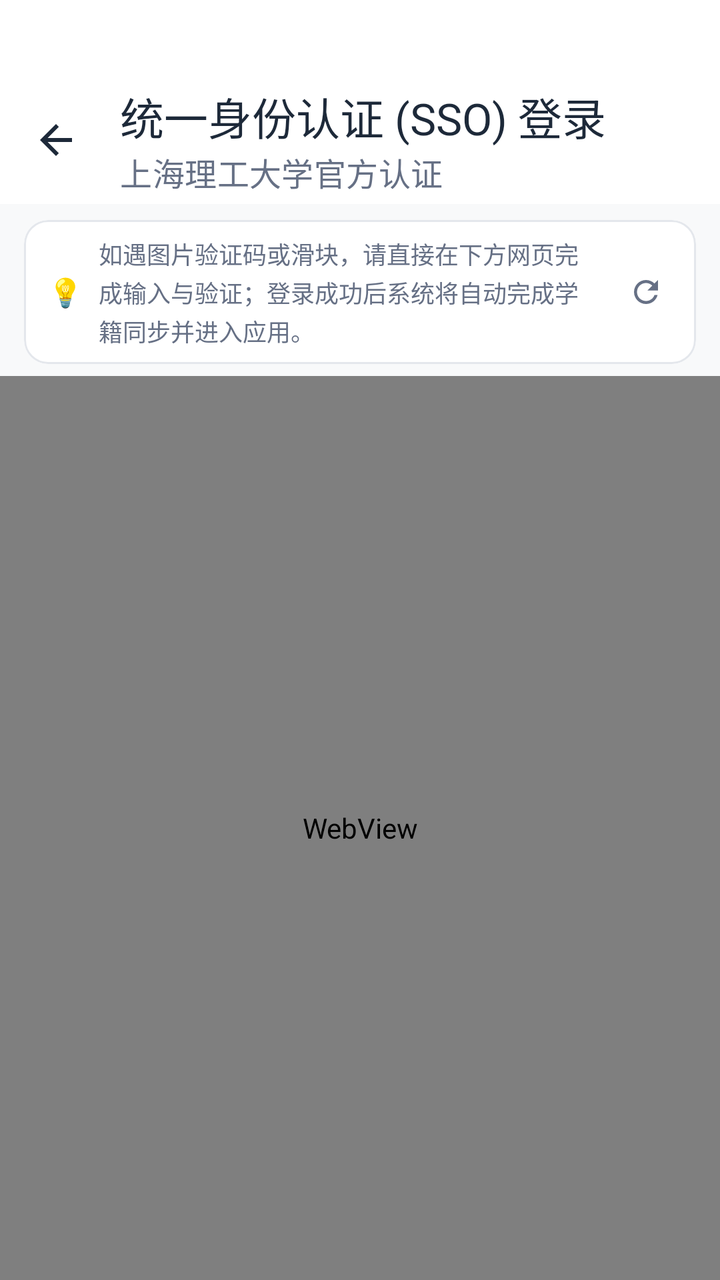
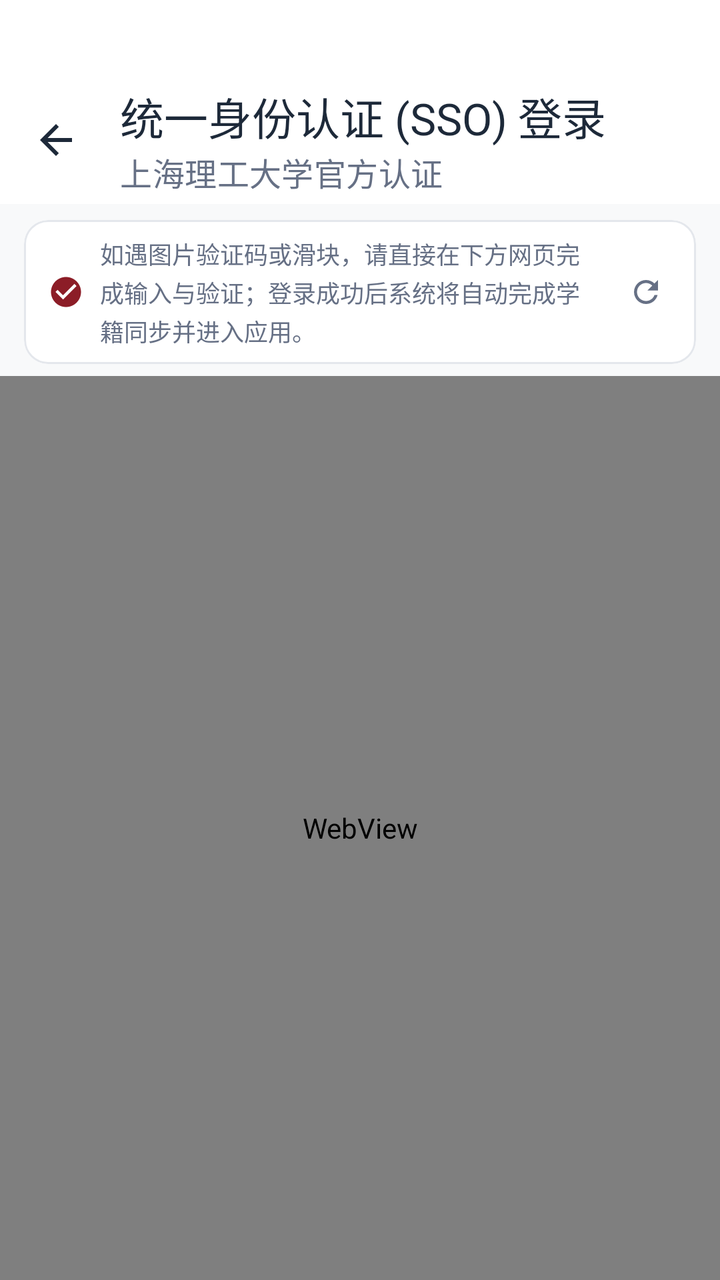

Screens rendered from an Android XML layout before and after an edit, with the pre-edit source and the edit as a unified diff.
<!-- AndroidManifest.xml: application theme Theme.UsstJwgl -->
<!-- res/layout/activity_sso_login.xml -->
<?xml version="1.0" encoding="utf-8"?>
<LinearLayout xmlns:android="http://schemas.android.com/apk/res/android"
    xmlns:app="http://schemas.android.com/apk/res-auto"
    android:layout_width="match_parent"
    android:layout_height="match_parent"
    android:background="@color/background"
    android:orientation="vertical">

    <View
        android:id="@+id/viewStatusBarSpacer"
        android:layout_width="match_parent"
        android:layout_height="38dp"
        android:background="@color/surface" />

    <com.google.android.material.appbar.MaterialToolbar
        android:id="@+id/toolbar"
        android:layout_width="match_parent"
        android:layout_height="?attr/actionBarSize"
        android:background="@color/surface"
        app:navigationIcon="@drawable/ic_arrow_back"
        app:navigationIconTint="@color/text_primary"
        app:title="统一身份认证 (SSO) 登录"
        app:titleTextColor="@color/text_primary"
        app:subtitle="上海理工大学官方认证"
        app:subtitleTextColor="@color/text_secondary" />

    <ProgressBar
        android:id="@+id/progressBar"
        style="?android:attr/progressBarStyleHorizontal"
        android:layout_width="match_parent"
        android:layout_height="3dp"
        android:indeterminate="false"
        android:max="100"
        android:progressTint="@color/primary"
        android:visibility="gone" />

    
    <com.google.android.material.card.MaterialCardView
        android:id="@+id/bannerTip"
        android:layout_width="match_parent"
        android:layout_height="wrap_content"
        android:layout_marginHorizontal="12dp"
        android:layout_marginTop="8dp"
        android:layout_marginBottom="6dp"
        app:cardBackgroundColor="@color/surface"
        app:cardCornerRadius="12dp"
        app:cardElevation="0dp"
        app:strokeColor="@color/border"
        app:strokeWidth="1dp">

        <LinearLayout
            android:layout_width="match_parent"
            android:layout_height="wrap_content"
            android:gravity="center_vertical"
            android:orientation="horizontal"
            android:paddingHorizontal="12dp"
            android:paddingVertical="8dp">

            <TextView
                android:layout_width="wrap_content"
                android:layout_height="wrap_content"
                android:text="💡"
                android:textSize="14sp" />

            <TextView
                android:layout_width="0dp"
                android:layout_height="wrap_content"
                android:layout_marginStart="8dp"
                android:layout_weight="1"
                android:text="如遇图片验证码或滑块，请直接在下方网页完成输入与验证；登录成功后系统将自动完成学籍同步并进入应用。"
                android:textColor="@color/text_secondary"
                android:textSize="12sp"
                android:lineSpacingExtra="2dp" />

            <com.google.android.material.button.MaterialButton
                android:id="@+id/btnRefresh"
                style="@style/Widget.Material3.Button.IconButton"
                android:layout_width="36dp"
                android:layout_height="36dp"
                android:layout_marginStart="4dp"
                android:contentDescription="刷新网页"
                app:icon="@drawable/ic_refresh"
                app:iconSize="18dp"
                app:iconTint="@color/text_secondary" />

        </LinearLayout>
    </com.google.android.material.card.MaterialCardView>

    <FrameLayout
        android:layout_width="match_parent"
        android:layout_height="match_parent">

        <WebView
            android:id="@+id/webView"
            android:layout_width="match_parent"
            android:layout_height="match_parent" />

        <LinearLayout
            android:id="@+id/layoutLoading"
            android:layout_width="wrap_content"
            android:layout_height="wrap_content"
            android:layout_gravity="center"
            android:gravity="center"
            android:orientation="vertical"
            android:padding="24dp"
            android:visibility="gone">

            <ProgressBar
                android:layout_width="44dp"
                android:layout_height="44dp"
                android:indeterminateTint="@color/primary" />

            <TextView
                android:id="@+id/tvLoadingMsg"
                android:layout_width="wrap_content"
                android:layout_height="wrap_content"
                android:layout_marginTop="16dp"
                android:text="统一认证成功，正在同步学籍信息..."
                android:textColor="@color/text_primary"
                android:textSize="15sp"
                android:textStyle="bold" />

            <TextView
                android:id="@+id/tvLoadingSub"
                android:layout_width="wrap_content"
                android:layout_height="wrap_content"
                android:layout_marginTop="6dp"
                android:text="请稍候，正在获取最新学期与课表配置"
                android:textColor="@color/text_secondary"
                android:textSize="12.5sp" />

        </LinearLayout>

    </FrameLayout>

</LinearLayout>
<!-- resources referenced by this layout -->
<resources>
  <color name="background">#F8F9FA</color>
  <color name="border">#E4E7EC</color>
  <color name="primary">#8C1D27</color>
  <color name="surface">#FFFFFF</color>
  <color name="text_primary">#1D2939</color>
  <color name="text_secondary">#667085</color>
  <!-- drawable ic_arrow_back (drawable) -->
  <vector xmlns:android="http://schemas.android.com/apk/res/android"
      android:width="24dp"
      android:height="24dp"
      android:viewportWidth="24"
      android:viewportHeight="24">
    <path
        android:fillColor="@color/text_primary"
        android:pathData="M20,11H7.83l5.59,-5.59L12,4l-8,8 8,8 1.41,-1.41L7.83,13H20v-2z"/>
  </vector>
  <!-- drawable ic_refresh (drawable) -->
  ﻿<vector xmlns:android="http://schemas.android.com/apk/res/android"
      android:width="24dp"
      android:height="24dp"
      android:viewportWidth="24"
      android:viewportHeight="24">
    <path
        android:fillColor="@color/text_primary"
        android:pathData="M17.65,6.35C16.2,4.9 14.21,4 12,4c-4.42,0 -7.99,3.58 -7.99,8s3.57,8 7.99,8c3.73,0 6.84,-2.55 7.73,-6h-2.08c-0.82,2.33 -3.04,4 -5.65,4 -3.31,0 -6,-2.69 -6,-6s2.69,-6 6,-6c1.66,0 3.14,0.69 4.22,1.78L13,11h7V4l-2.35,2.35z"/>
  </vector>
  <style name="Theme.UsstJwgl" parent="Theme.Material3.DayNight.NoActionBar">
          <item name="colorPrimary">@color/primary</item>
          <item name="colorOnPrimary">@color/on_primary</item>
          <item name="colorPrimaryContainer">@color/primary_container</item>
          <item name="colorOnPrimaryContainer">@color/on_primary_container</item>
  
          <item name="colorSecondary">@color/secondary</item>
          <item name="colorSecondaryContainer">@color/secondary_container</item>
          <item name="colorOnSecondaryContainer">@color/on_secondary_container</item>
  
          <item name="android:statusBarColor">@android:color/transparent</item>
          <item name="android:windowLightStatusBar">true</item>
          <item name="android:navigationBarColor">@android:color/transparent</item>
          <item name="android:windowLightNavigationBar" tools:targetApi="o_mr1">true</item>
          <item name="android:windowBackground">@color/background</item>
  
          
          <item name="bottomNavigationStyle">@style/Widget.Material3.BottomNavigationView</item>
  
          
          <item name="materialCardViewStyle">@style/Widget.Material3.CardView.Outlined</item>
          <item name="android:forceDarkAllowed" tools:targetApi="q">false</item>
      </style>
  <color name="on_primary">#FFFFFF</color>
  <color name="primary_container">#FFDAD8</color>
  <color name="on_primary_container">#3B080E</color>
  <color name="secondary">#775654</color>
  <color name="secondary_container">#FFDAD7</color>
  <color name="on_secondary_container">#2C1514</color>
</resources>

<!-- the commit's change to res/layout/activity_sso_login.xml (unified diff, before → after) -->
@@ -56,11 +56,11 @@
             android:paddingHorizontal="12dp"
             android:paddingVertical="8dp">
 
-            <TextView
-                android:layout_width="wrap_content"
-                android:layout_height="wrap_content"
-                android:text="💡"
-                android:textSize="14sp" />
+            <ImageView
+                android:layout_width="18dp"
+                android:layout_height="18dp"
+                android:src="@drawable/ic_check_circle"
+                app:tint="@color/primary" />
 
             <TextView
                 android:layout_width="0dp"
<!-- resource entries referenced after the edit -->
@@ -15,6 +15,16 @@
     <path
         android:fillColor="@color/text_primary"
         android:pathData="M20,11H7.83l5.59,-5.59L12,4l-8,8 8,8 1.41,-1.41L7.83,13H20v-2z"/>
+  </vector>
+  <!-- drawable ic_check_circle (drawable) -->
+  <vector xmlns:android="http://schemas.android.com/apk/res/android"
+      android:width="24dp"
+      android:height="24dp"
+      android:viewportWidth="24"
+      android:viewportHeight="24">
+    <path
+        android:fillColor="@color/primary"
+        android:pathData="M12,2C6.48,2 2,6.48 2,12s4.48,10 10,10 10,-4.48 10,-10S17.52,2 12,2zM10,17l-5,-5 1.41,-1.41L10,14.17l7.59,-7.59L19,8l-9,9z"/>
   </vector>
   <!-- drawable ic_refresh (drawable) -->
   ﻿<vector xmlns:android="http://schemas.android.com/apk/res/android"
